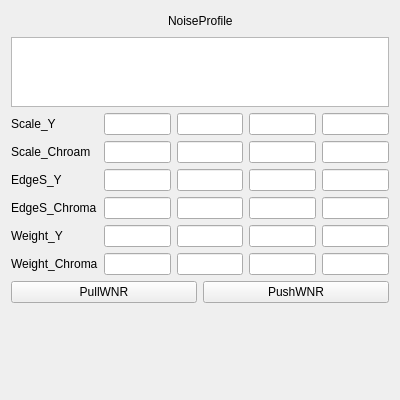
WaterdropsKun/KEDAEZTUNE_V2, file Ui/WNRWidget.ui: the form before one commit.
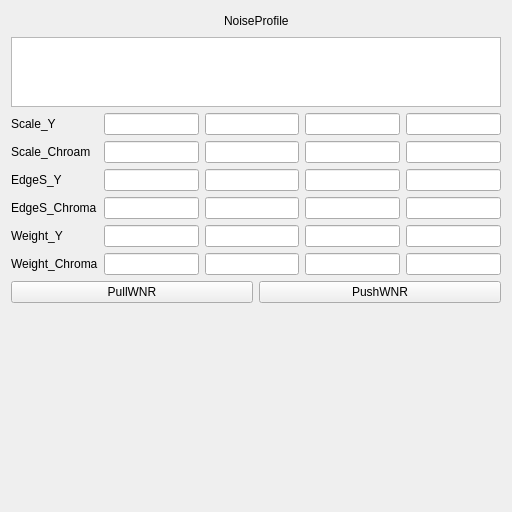
The form after the commit.

Diff of the .ui file:
```diff
--- a/Ui/WNRWidget.ui
+++ b/Ui/WNRWidget.ui
@@ -6,20 +6,20 @@
    <rect>
     <x>0</x>
     <y>0</y>
-    <width>400</width>
-    <height>400</height>
+    <width>512</width>
+    <height>512</height>
    </rect>
   </property>
   <property name="minimumSize">
    <size>
-    <width>400</width>
-    <height>400</height>
+    <width>512</width>
+    <height>512</height>
    </size>
   </property>
   <property name="maximumSize">
    <size>
-    <width>400</width>
-    <height>400</height>
+    <width>512</width>
+    <height>512</height>
    </size>
   </property>
   <property name="windowTitle">
```
